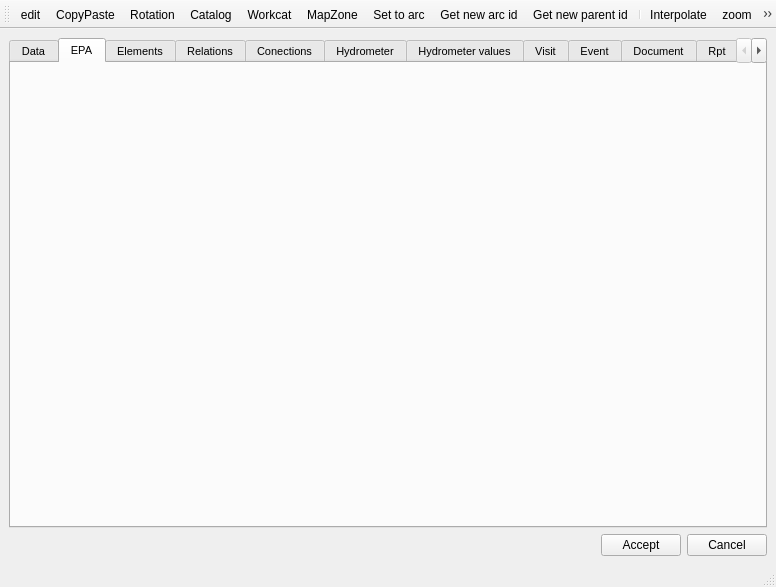
Giswater/giswater_qgis_plugin, file core/ui/toolbars/basic/info_feature.ui: the form before one commit.
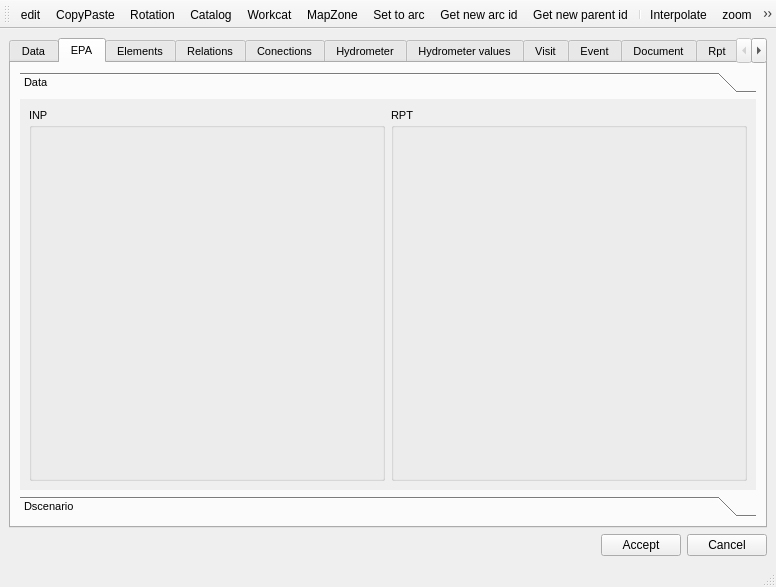
The form after the commit. The open tabs and pages were chosen to show the change. Icons and pictures are not drawn.

Commit message: Update EPA ui with 2 tabs

The edit to the form file:
```diff
--- a/core/ui/toolbars/basic/info_feature.ui
+++ b/core/ui/toolbars/basic/info_feature.ui
@@ -130,18 +130,73 @@
        <attribute name="title">
         <string>EPA</string>
        </attribute>
-       <layout class="QGridLayout" name="gridLayout_11">
-        <item row="0" column="0" colspan="2">
+       <layout class="QGridLayout" name="gridLayout_12">
+        <item row="0" column="0">
          <layout class="QGridLayout" name="lyt_epa_1"/>
         </item>
         <item row="1" column="0">
-         <layout class="QGridLayout" name="lyt_epa_data_1"/>
-        </item>
-        <item row="1" column="1">
-         <layout class="QGridLayout" name="lyt_epa_data_2"/>
-        </item>
-        <item row="2" column="0" colspan="2">
-         <layout class="QGridLayout" name="lyt_epa_3"/>
+         <widget class="QToolBox" name="toolBox_2">
+          <property name="currentIndex">
+           <number>0</number>
+          </property>
+          <widget class="QWidget" name="page">
+           <property name="geometry">
+            <rect>
+             <x>0</x>
+             <y>0</y>
+             <width>726</width>
+             <height>326</height>
+            </rect>
+           </property>
+           <attribute name="label">
+            <string>Data</string>
+           </attribute>
+           <layout class="QGridLayout" name="gridLayout_11">
+            <item row="0" column="0">
+             <widget class="QGroupBox" name="groupBox">
+              <property name="title">
+               <string>INP</string>
+              </property>
+              <layout class="QGridLayout" name="gridLayout_7">
+               <item row="0" column="0">
+                <layout class="QGridLayout" name="lyt_epa_data_1"/>
+               </item>
+              </layout>
+             </widget>
+            </item>
+            <item row="0" column="1">
+             <widget class="QGroupBox" name="groupBox_2">
+              <property name="title">
+               <string>RPT</string>
+              </property>
+              <layout class="QGridLayout" name="gridLayout_9">
+               <item row="0" column="0">
+                <layout class="QGridLayout" name="lyt_epa_data_2"/>
+               </item>
+              </layout>
+             </widget>
+            </item>
+           </layout>
+          </widget>
+          <widget class="QWidget" name="page_2">
+           <property name="geometry">
+            <rect>
+             <x>0</x>
+             <y>0</y>
+             <width>726</width>
+             <height>326</height>
+            </rect>
+           </property>
+           <attribute name="label">
+            <string>Dscenario</string>
+           </attribute>
+           <layout class="QGridLayout" name="gridLayout_16">
+            <item row="0" column="0">
+             <layout class="QGridLayout" name="lyt_epa_3"/>
+            </item>
+           </layout>
+          </widget>
+         </widget>
         </item>
        </layout>
       </widget>
```
Left out of the diff: 8 changed lines with no effect on the pictures.
